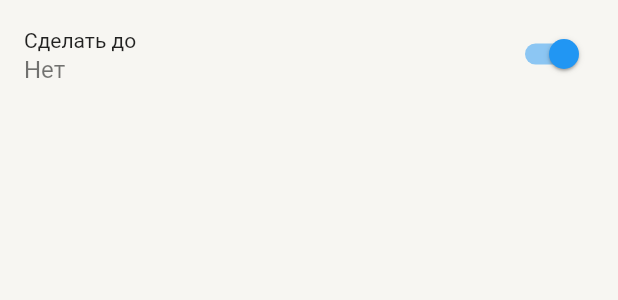
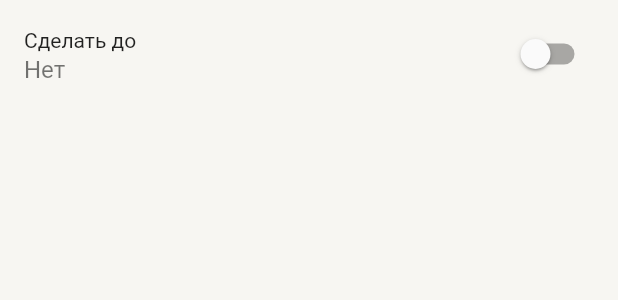
Before and after one commit to VARWA/todo, a Flutter app: the ChangeDateWidget widget shown alone on an empty page, opened directly, on a phone screen of 412 x 824 dp. Shown: the top 300 px of the screen. Run offline on Flutter 3.47's test engine with Material 2 defaults, Android fonts, the phone set to English and light mode, and no system bars; our stand-ins replace logger.

```diff
--- a/lib/ui/change_task_screen/change_task_screen_widget.dart
+++ b/lib/ui/change_task_screen/change_task_screen_widget.dart
@@ -5,7 +5,7 @@ import 'package:todo/models/new_task_model.dart';
 import 'package:todo/models/task_model.dart';
 import 'package:todo/models/task_list_model.dart';
 import 'package:todo/ui/change_task_screen/widgets/change_importance_widget.dart';
-import 'package:todo/ui/change_task_screen/widgets/change_time_widget.dart';
+import 'package:todo/ui/change_task_screen/widgets/change_date_widget.dart';
 import 'package:todo/ui/change_task_screen/widgets/delete_task_widget.dart';
 import 'package:todo/ui/change_task_screen/widgets/main_text_field_widget.dart';
 import 'package:todo/src/importance_values.dart';
--- a/lib/ui/change_task_screen/widgets/change_time_widget.dart
+++ b/lib/ui/change_task_screen/widgets/change_date_widget.dart
@@ -40,7 +40,7 @@ class _ChangeDateWidgetState extends State<ChangeDateWidget> {
     return SwitchListTile(
       title: const Text('Сделать до'),
       subtitle: Text(subtitle),
-      value: context.watch<NewTaskModel>().haveDeadline,
+      value: context.watch<NewTaskModel>().haveDeadline && subtitle != 'Нет',
       onChanged: (bool value) {
         setState(
           () {
```
